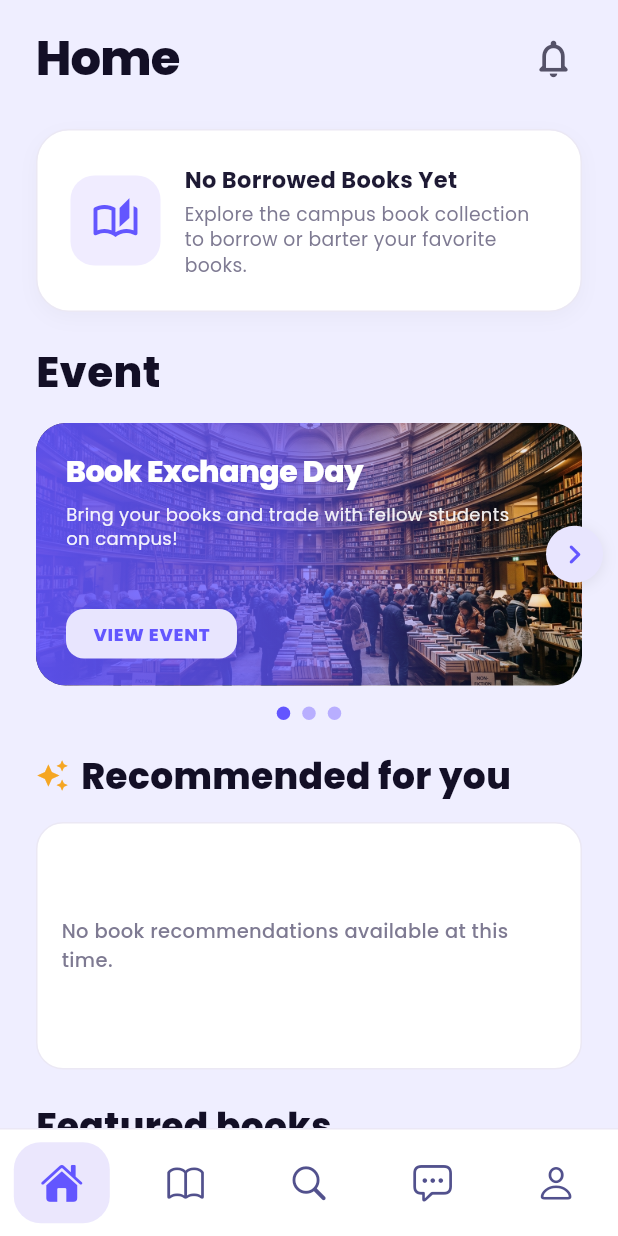
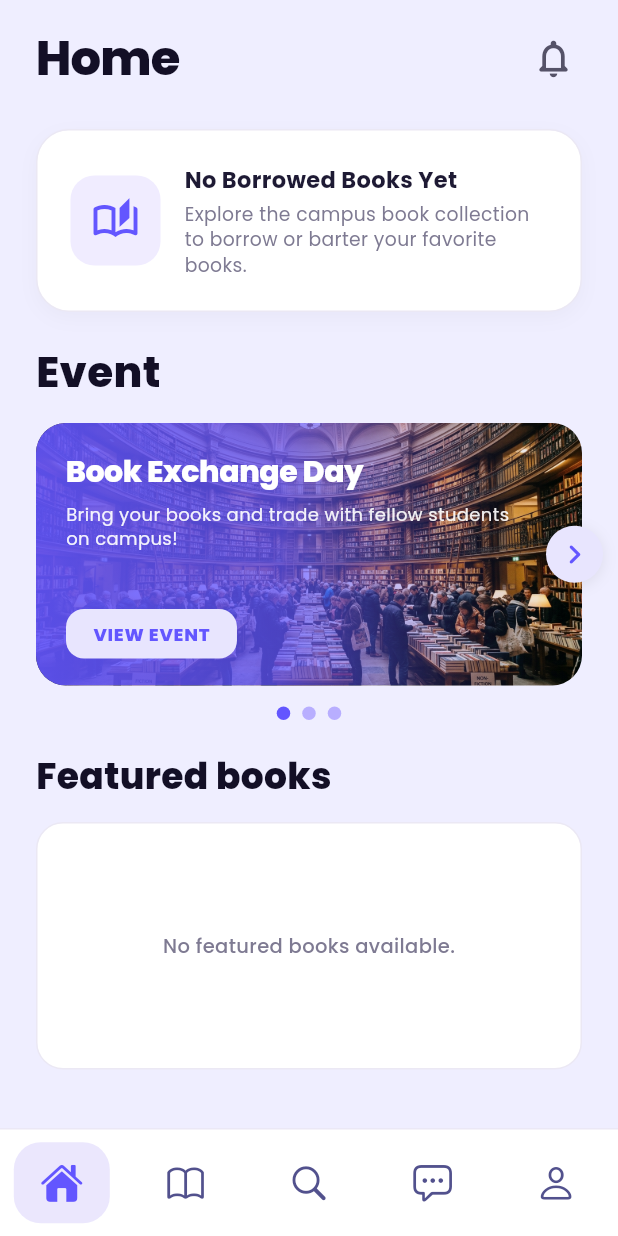
Before and after one commit to gilangggra/Librava, a Flutter app: the HomePage screen opened directly, on a phone screen of 412 x 824 dp. Run offline on Flutter 3.47's test engine with Material 3 defaults, Android fonts, the phone set to English and light mode, and no system bars; our stand-ins replace flutter_svg, google_fonts, google_sign_in; missing offline and left inert: dart:html; accounts and stored records are empty; network calls fail.

Commit message:
refactor(home): remove recommended for you section from homepage

```diff
--- a/lib/features/home/presentation/screens/home_page.dart
+++ b/lib/features/home/presentation/screens/home_page.dart
@@ -1077,80 +1077,6 @@ class _HomePageState extends State<HomePage> {
               const SizedBox(height: 20),
               const Padding(
                 padding: EdgeInsets.symmetric(horizontal: 24.0),
-                child: Row(
-                  children: [
-                    Icon(
-                      Icons.auto_awesome,
-                      color: Color(0xFFF5A623),
-                      size: 22,
-                    ),
-                    SizedBox(width: 8),
-                    Text(
-                      'Recommended for you',
-                      style: TextStyle(
-                        fontSize: 24,
-                        fontWeight: FontWeight.w800,
-                        color: Color(0xFF130F26),
-                      ),
-                    ),
-                  ],
-                ),
-              ),
-              const SizedBox(height: 14),
-              SizedBox(
-                height: 165,
-                child: (bookProvider != null &&
-                        bookProvider.recommendedBooks.isNotEmpty)
-                    ? ListView(
-                        scrollDirection: Axis.horizontal,
-                        padding: const EdgeInsets.symmetric(horizontal: 24.0),
-                        children: bookProvider.recommendedBooks.map((b) {
-                          return Padding(
-                            padding: const EdgeInsets.only(right: 14.0),
-                            child: _buildBookCover(
-                              _getCoverForBook(b),
-                              book: b,
-                            ),
-                          );
-                        }).toList(),
-                      )
-                    : (bookProvider != null && bookProvider.allBooks.isNotEmpty)
-                        ? ListView(
-                            scrollDirection: Axis.horizontal,
-                            padding: const EdgeInsets.symmetric(horizontal: 24.0),
-                            children: bookProvider.allBooks.map((b) {
-                              return Padding(
-                                padding: const EdgeInsets.only(right: 14.0),
-                                child: _buildBookCover(
-                                  _getCoverForBook(b),
-                                  book: b,
-                                ),
-                              );
-                            }).toList(),
-                          )
-                        : Container(
-                            margin: const EdgeInsets.symmetric(horizontal: 24.0),
-                            padding: const EdgeInsets.all(16),
-                            decoration: BoxDecoration(
-                              color: Colors.white,
-                              borderRadius: BorderRadius.circular(18),
-                              border: Border.all(color: const Color(0xFFEBE8F4)),
-                            ),
-                            child: const Center(
-                              child: Text(
-                                'No book recommendations available at this time.',
-                                style: TextStyle(
-                                  fontSize: 13,
-                                  color: Color(0xFF7E7A92),
-                                  fontWeight: FontWeight.w500,
-                                ),
-                              ),
-                            ),
-                          ),
-              ),
-              const SizedBox(height: 20),
-              const Padding(
-                padding: EdgeInsets.symmetric(horizontal: 24.0),
                 child: Text(
                   'Featured books',
                   style: TextStyle(
```
